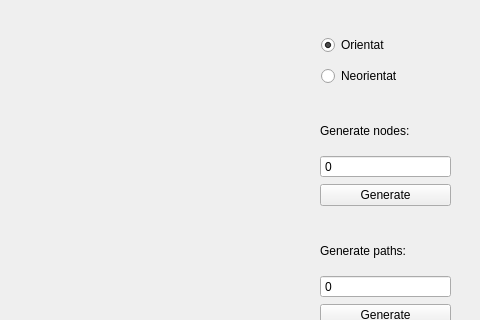
Old version of the form mainwindow.ui in the repository tbtiberiu/GraphViewer; both pictures show x 720 to 1200 and y 0 to 320 of the 1200 by 700 pixel window.
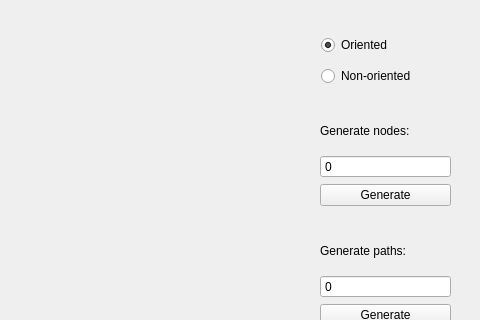
New version of the form. Icons and pictures are not drawn.

Diff of the .ui file:
```diff
--- a/mainwindow.ui
+++ b/mainwindow.ui
@@ -40,7 +40,7 @@
         <bool>false</bool>
        </property>
        <property name="text">
-        <string>Orientat</string>
+        <string>Oriented</string>
        </property>
        <property name="checked">
         <bool>true</bool>
@@ -59,7 +59,7 @@
         <cursorShape>PointingHandCursor</cursorShape>
        </property>
        <property name="text">
-        <string>Neorientat</string>
+        <string>Non-oriented</string>
        </property>
       </widget>
      </item>
```
Left out of the diff: 24 changed lines with no effect on the pictures.
